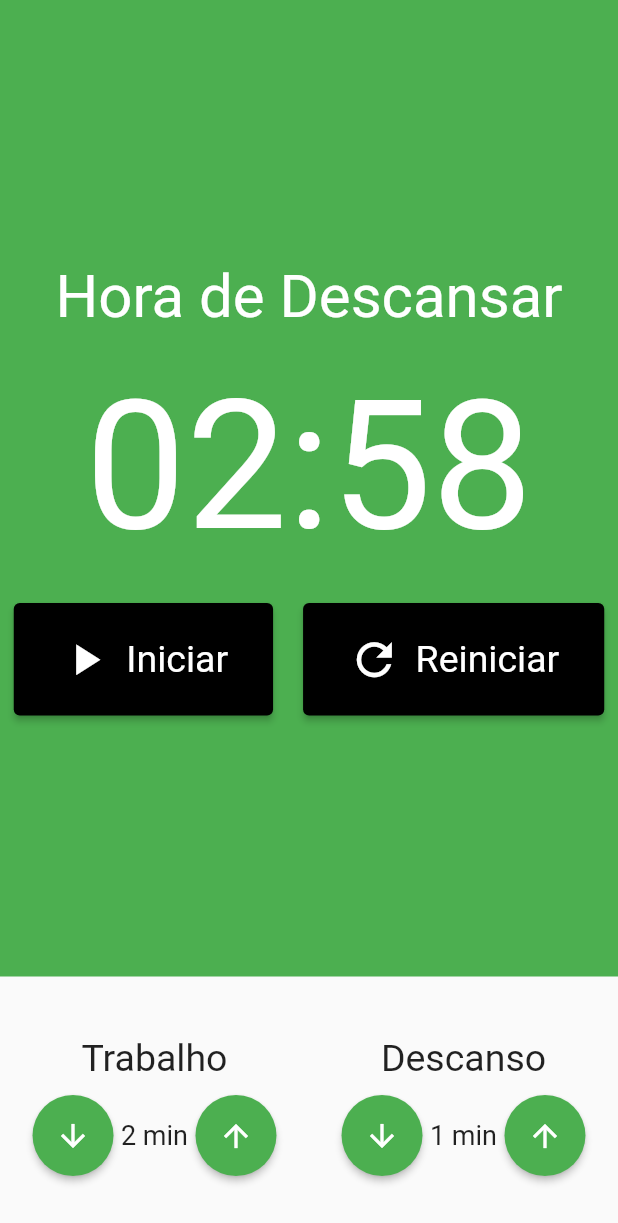
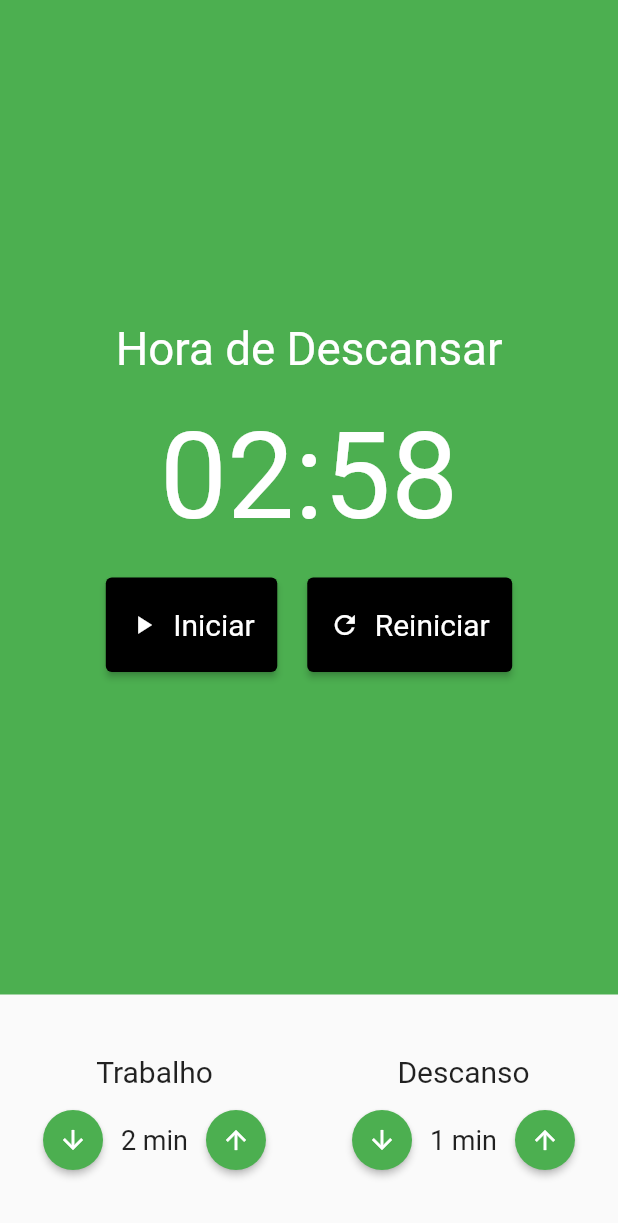
Before and after one commit to AmandaCleto/cod3r--aprenda-flutter-e-dart-e-construa-apps-ios-e-android, a Flutter app: the screen it shows after launch, on a phone screen of 412 x 824 dp. Shown: the top 1223 px of the screen. Run offline on Flutter 3.47's test engine with Material 2 defaults, Android fonts, the phone set to English and light mode, and no system bars; our stand-ins replace auto_size_text, cloud_firestore, firebase_auth, firebase_core, firebase_messaging, firebase_storage and 8 more; missing offline and left inert: flutter_boring_avatars; accounts and stored records are empty; generated files the repository leaves out were written again.

Commit message:
adding responsiveness and creating button increase and decrease component

```diff
--- /dev/null
+++ b/projects/pomodoro/lib/components/button_increase_decrease_widget.dart
@@ -0,0 +1,34 @@
+import 'package:flutter/material.dart';
+import 'package:pomodoro/store/pomodoro.store.dart';
+import 'package:pomodoro/utils/sizes.dart';
+import 'package:provider/provider.dart';
+
+class ButtonIncreaseDecreaseWidget extends StatelessWidget {
+  final Function()? function;
+  final IconData icon;
+
+  const ButtonIncreaseDecreaseWidget({
+    Key? key,
+    required this.function,
+    required this.icon,
+  }) : super(key: key);
+
+  @override
+  Widget build(BuildContext context) {
+    var isMobile = MediaQuery.of(context).size.width < Sizes.mobile;
+    final store = Provider.of<PomodoroStore>(context);
+    return ElevatedButton(
+      onPressed: function,
+      child: Icon(
+        icon,
+        color: Colors.white,
+        size: isMobile ? 20.0 : 25.0,
+      ),
+      style: ElevatedButton.styleFrom(
+        shape: const CircleBorder(),
+        padding: EdgeInsets.all(isMobile ? 10.0 : 15.0),
+        primary: store.isWorking() ? Colors.red : Colors.green,
+      ),
+    );
+  }
+}
--- a/projects/pomodoro/lib/components/button_timer_widget.dart
+++ b/projects/pomodoro/lib/components/button_timer_widget.dart
@@ -1,4 +1,5 @@
 import 'package:flutter/material.dart';
+import 'package:pomodoro/utils/sizes.dart';
 
 class ButtonTimerWidget extends StatelessWidget {
   final IconData icon;
@@ -14,11 +15,17 @@ class ButtonTimerWidget extends StatelessWidget {
 
   @override
   Widget build(BuildContext context) {
+    var isMobile = MediaQuery.of(context).size.width < Sizes.mobile;
     return ElevatedButton(
       style: ElevatedButton.styleFrom(
         primary: Colors.black,
-        padding: const EdgeInsets.symmetric(vertical: 20.0, horizontal: 30.0),
-        textStyle: const TextStyle(fontSize: 25.0),
+        padding: EdgeInsets.symmetric(
+          vertical: 20.0,
+          horizontal: isMobile ? 15.0 : 30.0,
+        ),
+        textStyle: TextStyle(
+          fontSize: isMobile ? 20.0 : 25.0,
+        ),
       ),
       child: Row(
         children: [
@@ -26,7 +33,7 @@ class ButtonTimerWidget extends StatelessWidget {
             padding: const EdgeInsets.only(right: 10.0),
             child: Icon(
               icon,
-              size: 35.0,
+              size: isMobile ? 20.0 : 35.0,
             ),
           ),
           Text(text),
--- a/projects/pomodoro/lib/components/time_input_widget.dart
+++ b/projects/pomodoro/lib/components/time_input_widget.dart
@@ -1,6 +1,8 @@
 import 'package:flutter/material.dart';
 import 'package:flutter_mobx/flutter_mobx.dart';
+import 'package:pomodoro/components/button_increase_decrease_widget.dart';
 import 'package:pomodoro/store/pomodoro.store.dart';
+import 'package:pomodoro/utils/sizes.dart';
 import 'package:provider/provider.dart';
 
 class TimeInputWidget extends StatelessWidget {
@@ -19,52 +21,41 @@ class TimeInputWidget extends StatelessWidget {
 
   @override
   Widget build(BuildContext context) {
-    final store = Provider.of<PomodoroStore>(context);
+    var isMobile = MediaQuery.of(context).size.width < Sizes.mobile;
+
     return Column(
       crossAxisAlignment: CrossAxisAlignment.center,
       children: [
         Text(
           title,
-          style: const TextStyle(fontSize: 25),
+          style: TextStyle(
+            fontSize: isMobile ? 20.0 : 25.0,
+          ),
         ),
         const SizedBox(
           height: 10,
         ),
-        Observer(builder: (context) {
+        Observer(
+          builder: (context) {
             return Row(
               mainAxisAlignment: MainAxisAlignment.center,
               children: [
-              ElevatedButton(
-                onPressed: dec,
-                child: const Icon(
-                  Icons.arrow_downward,
-                  color: Colors.white,
-                ),
-                style: ElevatedButton.styleFrom(
-                  shape: const CircleBorder(),
-                  padding: const EdgeInsets.all(15),
-                  primary: store.isWorking() ? Colors.red : Colors.green,
-                ),
+                ButtonIncreaseDecreaseWidget(
+                  function: dec,
+                  icon: Icons.arrow_downward,
                 ),
                 Text(
                   '${value.toString()} min',
                   style: const TextStyle(fontSize: 18),
                 ),
-              ElevatedButton(
-                onPressed: inc,
-                child: const Icon(
-                  Icons.arrow_upward,
-                  color: Colors.white,
-                ),
-                style: ElevatedButton.styleFrom(
-                  shape: const CircleBorder(),
-                  padding: const EdgeInsets.all(15),
-                  primary: store.isWorking() ? Colors.red : Colors.green,
-                ),
+                ButtonIncreaseDecreaseWidget(
+                  function: inc,
+                  icon: Icons.arrow_upward,
                 ),
               ],
             );
-        }),
+          },
+        ),
       ],
     );
   }
--- a/projects/pomodoro/lib/components/timer_widget.dart
+++ b/projects/pomodoro/lib/components/timer_widget.dart
@@ -2,6 +2,7 @@ import 'package:flutter/material.dart';
 import 'package:flutter_mobx/flutter_mobx.dart';
 import 'package:pomodoro/components/button_timer_widget.dart';
 import 'package:pomodoro/store/pomodoro.store.dart';
+import 'package:pomodoro/utils/sizes.dart';
 import 'package:provider/provider.dart';
 
 class TimerWidget extends StatelessWidget {
@@ -10,6 +11,7 @@ class TimerWidget extends StatelessWidget {
   @override
   Widget build(BuildContext context) {
     final store = Provider.of<PomodoroStore>(context);
+    var isMobile = MediaQuery.of(context).size.width < Sizes.mobile;
 
     return Observer(builder: (_) {
       return Container(
@@ -20,19 +22,21 @@ class TimerWidget extends StatelessWidget {
           children: [
             Text(
               store.isWorking() ? 'Hora de Trabalhar' : 'Hora de Descansar',
-              style: const TextStyle(
-                fontSize: 40,
+              style: TextStyle(
+                fontSize: isMobile ? 30.5 : 40.0,
                 color: Colors.white,
               ),
             ),
             const SizedBox(
               height: 20.0,
             ),
-            Text(
-              '${store.minutes.toString().padLeft(2, '0')}:${store.seconds.toString().padLeft(2, '0')}',
-              style: const TextStyle(
-                color: Colors.white,
-                fontSize: 120.0,
+            Flexible(
+              child: Text(
+                '${store.minutes.toString().padLeft(2, '0')}:${store.seconds.toString().padLeft(2, '0')}',
+                style: TextStyle(
+                  color: Colors.white,
+                  fontSize: isMobile ? 80.0 : 120.0,
+                ),
               ),
             ),
             const SizedBox(
--- a/projects/pomodoro/lib/pages/app.dart
+++ b/projects/pomodoro/lib/pages/app.dart
@@ -5,6 +5,7 @@ import 'package:provider/provider.dart';
 
 class App extends StatelessWidget {
   const App({Key? key}) : super(key: key);
+  //425
 
   @override
   Widget build(BuildContext context) {
--- /dev/null
+++ b/projects/pomodoro/lib/utils/sizes.dart
@@ -0,0 +1,3 @@
+class Sizes {
+  static const mobile = 425.0;
+}
```
Lines whose indentation alone changed are shown as unchanged.
